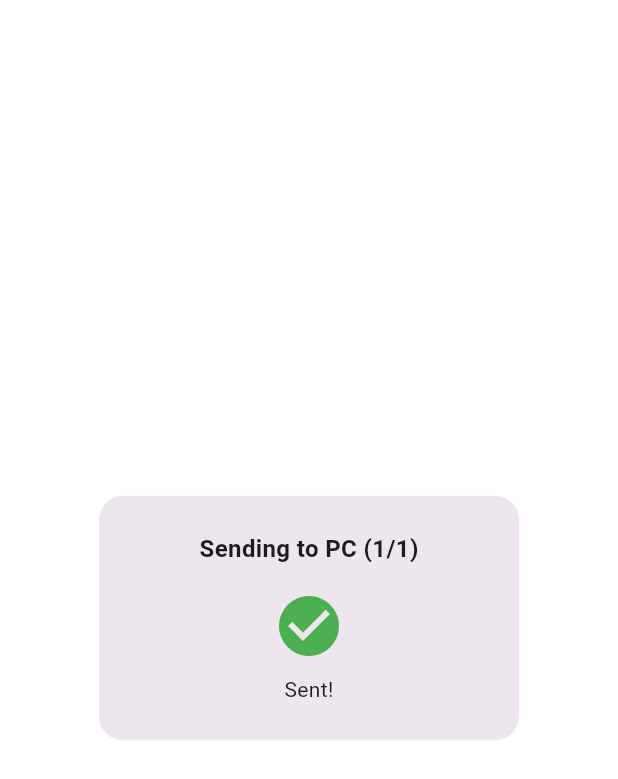
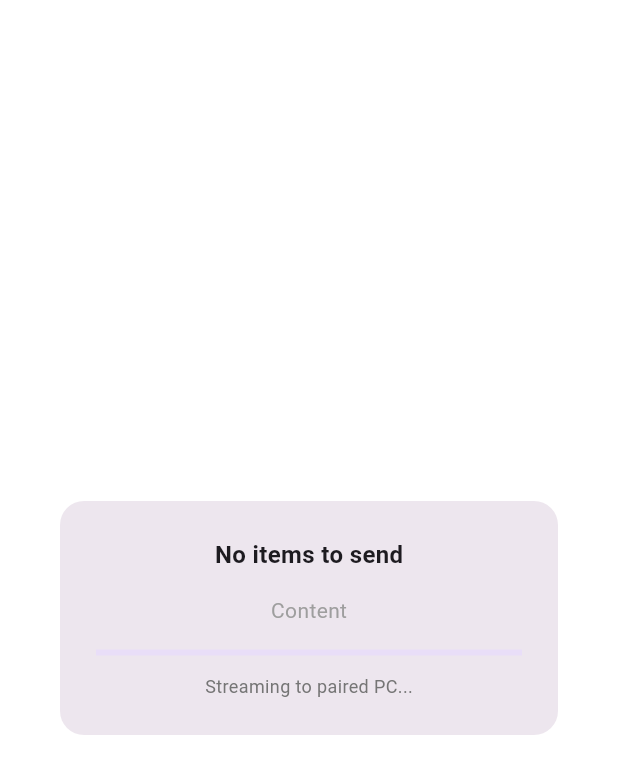
Before and after one commit to Krishh19/Clipsync, a Flutter app: the ShareReceiverScreen screen opened by its route, on a phone screen of 412 x 824 dp. Shown: the top 779 px of the screen. Run offline on Flutter 3.47's test engine with Material 3 defaults, Android fonts, the phone set to English and light mode, and no system bars; our stand-ins replace dio, drift, file_picker, flutter_local_notifications, flutter_riverpod, flutter_secure_storage and 3 more; missing offline and left inert: mobile_scanner, nsd, receive_sharing_intent; accounts and stored records are empty; generated files the repository leaves out were written again; network calls fail.

Commit message:
Milestone M3: Share target, QuickSendActivity, tile service, and share receiver UI

```diff
--- a/mobile/lib/features/home/home_screen.dart
+++ b/mobile/lib/features/home/home_screen.dart
@@ -73,7 +73,10 @@ class _HomeScreenState extends State<HomeScreen> {
     final text = data?.text;
     if (text != null && text.isNotEmpty) {
       try {
-        await _transferService.sendText(text);
+        final kind = (text.startsWith('http://') || text.startsWith('https://'))
+            ? 'link'
+            : 'text';
+        await _transferService.sendText(text, kind: kind);
         if (mounted) {
           ScaffoldMessenger.of(context).showSnackBar(
             const SnackBar(content: Text('Clipboard text queued for transfer')),
--- a/mobile/lib/features/share_receiver/share_receiver_screen.dart
+++ b/mobile/lib/features/share_receiver/share_receiver_screen.dart
@@ -1,29 +1,77 @@
 import 'dart:async';
+import 'dart:io';
 import 'package:flutter/services.dart';
 import 'package:material_ui/material_ui.dart';
+import 'package:receive_sharing_intent/receive_sharing_intent.dart';
+
+import '../../data/secure_store.dart';
+import '../../services/transfer_service.dart';
 
 class ShareReceiverScreen extends StatefulWidget {
-  final List<String> items;
+  final List<SharedMediaFile>? sharedFiles;
+  final List<String>? initialItems;
+  final TransferService? transferService;
+  final void Function()? onClose;
+  final Duration autoCloseDuration;
 
-  const ShareReceiverScreen({super.key, this.items = const []});
+  const ShareReceiverScreen({
+    super.key,
+    this.sharedFiles,
+    this.initialItems,
+    this.transferService,
+    this.onClose,
+    this.autoCloseDuration = const Duration(milliseconds: 1500),
+  });
 
   @override
   State<ShareReceiverScreen> createState() => _ShareReceiverScreenState();
 }
 
 class _ShareReceiverScreenState extends State<ShareReceiverScreen> {
-  final int _currentIndex = 0;
-  double _progress = 0.0;
+  late final TransferService _transferService;
+
+  late List<_ShareItem> _items;
+  int _currentIndex = 0;
+  double _currentProgress = 0.0;
   bool _isSuccess = false;
   String? _errorMessage;
   Timer? _closeTimer;
 
-  static const int maxFileSizeBytes = 50 * 1024 * 1024; // 50 MB limit per SPEC
+  static const int maxFileSizeBytes = 50 * 1024 * 1024; // 50 MB limit
+  static const int maxTextSizeBytes = 1024 * 1024; // 1 MB limit
 
   @override
   void initState() {
     super.initState();
-    _startSending();
+    _transferService =
+        widget.transferService ?? TransferService(secureStore: SecureStore());
+
+    _initItems();
+    if (_items.isNotEmpty) {
+      _startSequentialTransfer();
+    }
+  }
+
+  void _initItems() {
+    _items = [];
+    if (widget.sharedFiles != null && widget.sharedFiles!.isNotEmpty) {
+      for (final f in widget.sharedFiles!) {
+        _items.add(_ShareItem(
+          path: f.path,
+          type: f.type,
+          name: f.path.split(Platform.pathSeparator).last,
+        ));
+      }
+    } else if (widget.initialItems != null && widget.initialItems!.isNotEmpty) {
+      for (final item in widget.initialItems!) {
+        final isPath = File(item).existsSync();
+        _items.add(_ShareItem(
+          path: item,
+          type: isPath ? SharedMediaType.file : SharedMediaType.text,
+          name: isPath ? item.split(Platform.pathSeparator).last : item,
+        ));
+      }
+    }
   }
 
   @override
@@ -32,78 +80,157 @@ class _ShareReceiverScreenState extends State<ShareReceiverScreen> {
     super.dispose();
   }
 
-  void _startSending() async {
-    // Check if items exceed size limit
-    if (widget.items.length > maxFileSizeBytes) {
+  Future<void> _startSequentialTransfer() async {
+    setState(() {
+      _isSuccess = false;
+      _errorMessage = null;
+      _currentProgress = 0.0;
+    });
+
+    for (int i = _currentIndex; i < _items.length; i++) {
+      _currentIndex = i;
+      final item = _items[i];
+
       setState(() {
-        _errorMessage = 'Item exceeds 50 MB limit';
+        _currentProgress = 0.1;
       });
-      return;
+
+      try {
+        if (item.type == SharedMediaType.text || item.type == SharedMediaType.url) {
+          // Check text limit (1 MB)
+          final bytes = item.path.length;
+          if (bytes > maxTextSizeBytes) {
+            throw ArgumentError('Text exceeds 1 MB limit');
+          }
+          final kind = (item.path.startsWith('http://') || item.path.startsWith('https://'))
+              ? 'link'
+              : 'text';
+          await _transferService.sendText(item.path, kind: kind);
+        } else {
+          // Check file limit (50 MB)
+          final file = File(item.path);
+          if (!file.existsSync()) {
+            throw FileSystemException('File not found', item.path);
+          }
+          final size = file.lengthSync();
+          if (size > maxFileSizeBytes) {
+            final mb = (size / (1024 * 1024)).toStringAsFixed(1);
+            throw ArgumentError('File "${item.name}" exceeds 50 MB limit ($mb MB)');
+          }
+
+          await _transferService.sendFile(file, fileName: item.name);
+        }
+
+        setState(() {
+          _currentProgress = 1.0;
+        });
+      } catch (e) {
+        if (mounted) {
+          setState(() {
+            _errorMessage = e.toString().replaceFirst('Exception: ', '').replaceFirst('Invalid argument(s): ', '');
+          });
+        }
+        return; // Halt sequential transfer on error
+      }
     }
 
-    setState(() {
-      _progress = 0.5;
-      _errorMessage = null;
-      _isSuccess = false;
-    });
-
-    // Simulate transfer or execute transfer pipeline
-    await Future.delayed(const Duration(milliseconds: 600));
-
+    // All items sent successfully
     if (mounted) {
       setState(() {
-        _progress = 1.0;
         _isSuccess = true;
       });
 
-      _closeTimer = Timer(const Duration(milliseconds: 1500), () {
+      _closeTimer = Timer(widget.autoCloseDuration, () {
         if (mounted) {
-          SystemNavigator.pop();
+          _handleClose();
         }
       });
     }
   }
 
+  void _handleClose() {
+    if (widget.onClose != null) {
+      widget.onClose!();
+    } else {
+      SystemNavigator.pop();
+    }
+  }
+
+  void _retry() {
+    _startSequentialTransfer();
+  }
+
   @override
   Widget build(BuildContext context) {
+    final currentItemName =
+        _items.isNotEmpty && _currentIndex < _items.length
+            ? _items[_currentIndex].name
+            : 'Content';
+
     return Dialog(
       shape: RoundedRectangleBorder(borderRadius: BorderRadius.circular(16)),
       child: Padding(
         padding: const EdgeInsets.all(24.0),
         child: Column(
           mainAxisSize: MainAxisSize.min,
+          crossAxisAlignment: CrossAxisAlignment.center,
           children: [
             Text(
-              'Sending to PC (${_currentIndex + 1}/${widget.items.isEmpty ? 1 : widget.items.length})',
+              _items.isEmpty
+                  ? 'No items to send'
+                  : 'Sending to PC (${_currentIndex + 1} of ${_items.length})',
               style: const TextStyle(fontWeight: FontWeight.bold, fontSize: 16),
             ),
             const SizedBox(height: 16),
             if (_isSuccess) ...[
-              const Icon(Icons.check_circle, color: Colors.green, size: 48),
-              const SizedBox(height: 8),
-              const Text('Sent!'),
+              const Icon(Icons.check_circle, color: Colors.green, size: 56),
+              const SizedBox(height: 12),
+              Text(
+                _items.length > 1
+                    ? 'All ${_items.length} items sent!'
+                    : 'Sent!',
+                style: const TextStyle(
+                  fontSize: 16,
+                  fontWeight: FontWeight.w600,
+                  color: Colors.green,
+                ),
+              ),
             ] else if (_errorMessage != null) ...[
-              const Icon(Icons.error, color: Colors.red, size: 48),
-              const SizedBox(height: 8),
-              Text(_errorMessage!, textAlign: TextAlign.center),
-              const SizedBox(height: 16),
+              const Icon(Icons.error, color: Colors.red, size: 56),
+              const SizedBox(height: 12),
+              Text(
+                _errorMessage!,
+                textAlign: TextAlign.center,
+                style: const TextStyle(color: Colors.red, fontSize: 14),
+              ),
+              const SizedBox(height: 20),
               Row(
                 mainAxisAlignment: MainAxisAlignment.spaceEvenly,
                 children: [
                   OutlinedButton(
-                    onPressed: () => SystemNavigator.pop(),
+                    onPressed: _handleClose,
                     child: const Text('Close'),
                   ),
                   ElevatedButton(
-                    onPressed: _startSending,
+                    onPressed: _retry,
                     child: const Text('Retry'),
                   ),
                 ],
               ),
             ] else ...[
-              LinearProgressIndicator(value: _progress),
+              Text(
+                currentItemName,
+                maxLines: 1,
+                overflow: TextOverflow.ellipsis,
+                style: const TextStyle(fontSize: 14, color: Colors.grey),
+              ),
+              const SizedBox(height: 16),
+              LinearProgressIndicator(value: _currentProgress),
               const SizedBox(height: 12),
-              const Text('Streaming to paired PC...'),
+              Text(
+                'Streaming to paired PC...',
+                style: TextStyle(fontSize: 12, color: Colors.grey.shade600),
+              ),
             ],
           ],
         ),
@@ -111,3 +238,15 @@ class _ShareReceiverScreenState extends State<ShareReceiverScreen> {
     );
   }
 }
+
+class _ShareItem {
+  final String path;
+  final SharedMediaType type;
+  final String name;
+
+  const _ShareItem({
+    required this.path,
+    required this.type,
+    required this.name,
+  });
+}
--- a/mobile/lib/main.dart
+++ b/mobile/lib/main.dart
@@ -1,6 +1,8 @@
-import 'package:material_ui/material_ui.dart';
+import 'dart:async';
 import 'package:flutter_riverpod/flutter_riverpod.dart';
 import 'package:go_router/go_router.dart';
+import 'package:material_ui/material_ui.dart';
+import 'package:receive_sharing_intent/receive_sharing_intent.dart';
 
 import 'features/history/history_screen.dart';
 import 'features/home/dev_screen.dart';
@@ -34,7 +36,10 @@ final _router = GoRouter(
     ),
     GoRoute(
       path: '/share',
-      builder: (context, state) => const ShareReceiverScreen(),
+      builder: (context, state) {
+        final files = state.extra as List<SharedMediaFile>?;
+        return ShareReceiverScreen(sharedFiles: files);
+      },
     ),
   ],
 );
@@ -48,8 +53,40 @@ void main() {
   );
 }
 
-class ClipSyncApp extends StatelessWidget {
+class ClipSyncApp extends StatefulWidget {
   const ClipSyncApp({super.key});
+
+  @override
+  State<ClipSyncApp> createState() => _ClipSyncAppState();
+}
+
+class _ClipSyncAppState extends State<ClipSyncApp> {
+  StreamSubscription? _intentSub;
+
+  @override
+  void initState() {
+    super.initState();
+    // Listen for incoming share intents while app is running
+    _intentSub = ReceiveSharingIntent.instance.getMediaStream().listen((files) {
+      if (files.isNotEmpty) {
+        _router.push('/share', extra: files);
+      }
+    });
+
+    // Handle initial intent when opened via share sheet
+    ReceiveSharingIntent.instance.getInitialMedia().then((files) {
+      if (files.isNotEmpty) {
+        _router.push('/share', extra: files);
+        ReceiveSharingIntent.instance.reset();
+      }
+    });
+  }
+
+  @override
+  void dispose() {
+    _intentSub?.cancel();
+    super.dispose();
+  }
 
   @override
   Widget build(BuildContext context) {
```
Also changed, not shown: mobile/bin/m3_e2e_test.dart (added, +55 -0 lines), 2 other files.
